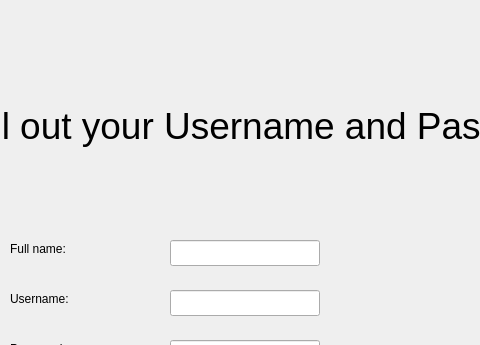
The window that mainwindow.ui (stacheldrahtje/radagast) describes before a commit, drawn with Qt 5; both pictures show x 290 to 770 and y 0 to 345 of the 1024 by 768 pixel window.
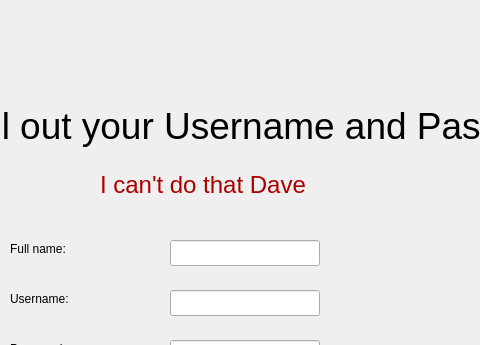
The same window after the commit. The open tabs and pages were chosen to show the change. Icons and pictures are not drawn.

Commit message: regex check impl complete. qDebug removed

Diff of the .ui file:
```diff
--- a/mainwindow.ui
+++ b/mainwindow.ui
@@ -337,6 +337,30 @@
        </rect>
       </property>
      </widget>
+     <widget class="QLabel" name="Dave">
+      <property name="enabled">
+       <bool>true</bool>
+      </property>
+      <property name="geometry">
+       <rect>
+        <x>390</x>
+        <y>170</y>
+        <width>281</width>
+        <height>31</height>
+       </rect>
+      </property>
+      <property name="font">
+       <font>
+        <pointsize>18</pointsize>
+       </font>
+      </property>
+      <property name="styleSheet">
+       <string notr="true"/>
+      </property>
+      <property name="text">
+       <string>&lt;html&gt;&lt;head/&gt;&lt;body&gt;&lt;p&gt;&lt;span style=&quot; color:#aa0000;&quot;&gt;I can't do that Dave&lt;/span&gt;&lt;/p&gt;&lt;/body&gt;&lt;/html&gt;</string>
+      </property>
+     </widget>
     </widget>
     <widget class="QWidget" name="Summary_page">
      <widget class="QLabel" name="label_2">
```
Left out of the diff: 2 changed lines with no effect on the pictures. The commit also changes 2 other files.
